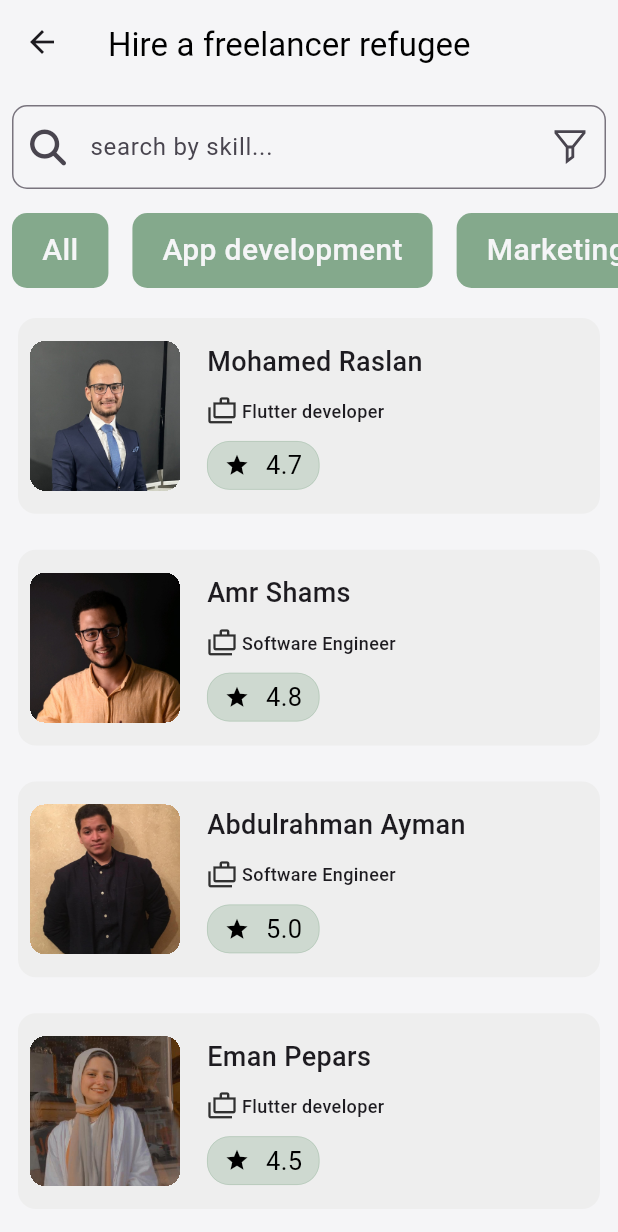
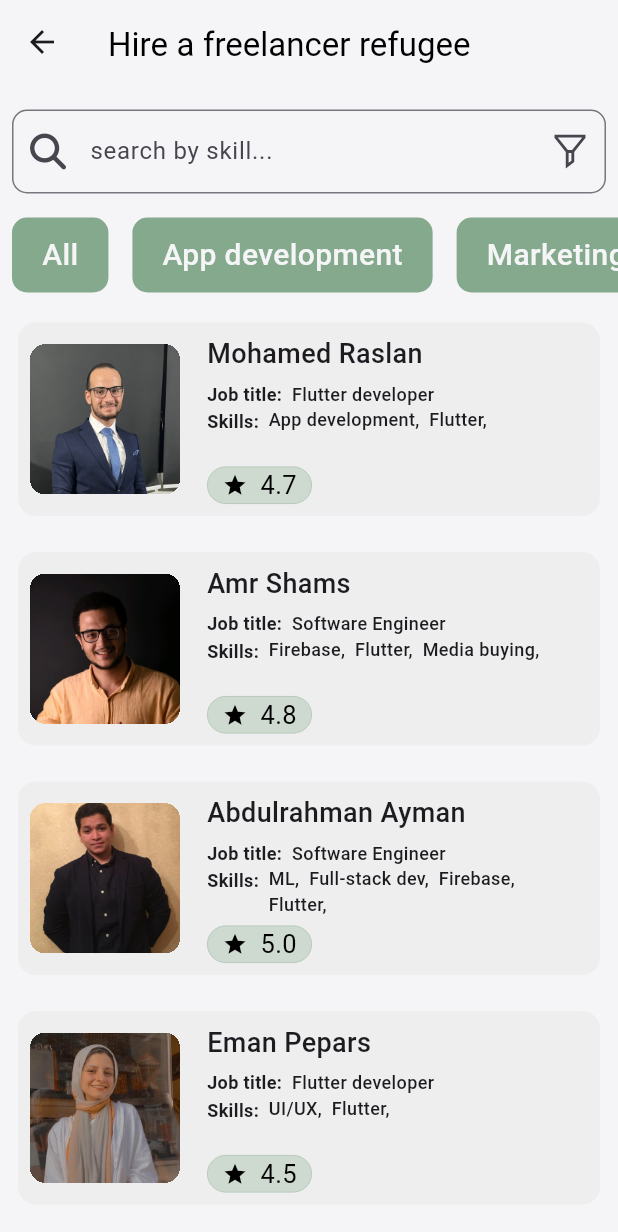
Before and after one commit to mohamedmahmoud95/Google-solution-challenge-2024, a Flutter app: the HireFreelancerRefugeeScreen screen opened by its route, on a phone screen of 412 x 824 dp. Shown: the top 1232 px of the screen. Run offline on Flutter 3.47's test engine with Material 3 defaults, Android fonts, the phone set to English and light mode, and no system bars; our stand-ins replace bloc, card_swiper, cloud_firestore, dio, easy_localization, equatable and 19 more; missing offline and left inert: google_mlkit_face_detection, tflite_flutter; accounts and stored records are empty.

Commit message:
UI updates in freelancers screen

```diff
--- a/lib/features/freelancers_job_market_place/domain/dummy_data.dart
+++ b/lib/features/freelancers_job_market_place/domain/dummy_data.dart
@@ -47,19 +47,16 @@ Freelancer Abdulrahman = Freelancer(
     rating: 5,
     skills: [
       Skill(
-        name: 'Machine Learning',
+        name: 'ML',
       ),
       Skill(
-        name: 'Full-stack developer',
+        name: 'Full-stack dev',
       ),
       Skill(
         name: 'Firebase',
       ),
       Skill(
         name: 'Flutter',
-      ),
-      Skill(
-        name: 'Media buying',
       ),
     ],
     location: 'Cairo, Egypt'
--- a/lib/features/freelancers_job_market_place/presentation/widget/freelancer_card.dart
+++ b/lib/features/freelancers_job_market_place/presentation/widget/freelancer_card.dart
@@ -2,6 +2,7 @@ import 'package:flutter/material.dart';
 import 'package:google_solution_challenge_2024/core/utils/app_measures.dart';
 import 'package:google_solution_challenge_2024/core/utils/image_utilities.dart';
 import 'package:google_solution_challenge_2024/features/mental_health_support/domain/entities/professional.dart';
+import 'package:line_icons/line_icons.dart';
 import '../../../../core/utils/app_colors.dart';
 import '../../../../core/utils/screen_utils.dart';
 import '../../domain/entity/freelancer.dart';
@@ -17,16 +18,19 @@ class FreelancerCard extends StatelessWidget {
 
       },
       child: Padding(
-        padding: const EdgeInsets.all(8),
+        padding: const EdgeInsets.symmetric(horizontal: 8, vertical: 8),
         child: Card(
           elevation: 0,
           color: Colors.grey.shade200,
           // color: Colors.green.shade100,
           child: Padding(
-            padding: const EdgeInsets.all(8),
+            padding: const EdgeInsets.symmetric(horizontal: 8),
             child: SingleChildScrollView(
+              scrollDirection: Axis.horizontal,
               child: Row(
+
                 children: [
+
                   Container(
                     height: 100,
                     width: 100,
@@ -61,15 +65,16 @@ class FreelancerCard extends StatelessWidget {
                         ),
 
                         const SizedBox(
-                          height: 10,
+                          height: 5,
                         ),
 
                         Row(
                           children: [
-                            Icon(
-                              Icons.cases_outlined,
-                              color: AppColors.grey6,
-                              size: 20,
+                            const Text(
+                              textAlign: TextAlign.start,
+                              "Job title: ",
+                              style: TextStyle(
+                                  fontWeight: FontWeight.w600, fontSize: 12),
                             ),
                             SizedBox(
                               width: ScreenUtils.getScreenWidth(context) / 2,
@@ -84,6 +89,33 @@ class FreelancerCard extends StatelessWidget {
                             ),
                           ],
                         ),
+
+                        Row(
+                          children: [
+                            const Text(
+                              textAlign: TextAlign.start,
+                              "Skills: ",
+                              style: TextStyle(
+                                  fontWeight: FontWeight.w600, fontSize: 12),
+                            ),
+                            SizedBox(
+                              width: ScreenUtils.getScreenWidth(context) / 2,
+                              height: 20,
+                              child:
+                              Wrap(children: [
+                                ...freelancer.skills!.map((skill) => Text(
+                                overflow: TextOverflow.ellipsis,
+                                textAlign: TextAlign.start,
+                                maxLines: 2,
+                                " ${skill?.name}, ",
+                                style: const TextStyle(
+                                    fontWeight: FontWeight.w500, fontSize: 12),
+                              ),),
+                              ],)
+                            ),
+                          ],
+                        ),
+
 
                         // Row(
                         //   children: [
@@ -109,7 +141,7 @@ class FreelancerCard extends StatelessWidget {
                         // ),
 
                         const SizedBox(
-                          height: 10,
+                          height: 20,
                         ),
 
                         ratingIndicator(),
@@ -127,8 +159,8 @@ class FreelancerCard extends StatelessWidget {
 
   Widget ratingIndicator() {
     return Container(
-      width: 75,
-      height: 32.5,
+      width: 70,
+      height: 25,
       padding: const EdgeInsets.symmetric(horizontal: 8),
       decoration: BoxDecoration(
         color: AppColors.oliveGreen1.withOpacity(0.3),
```
